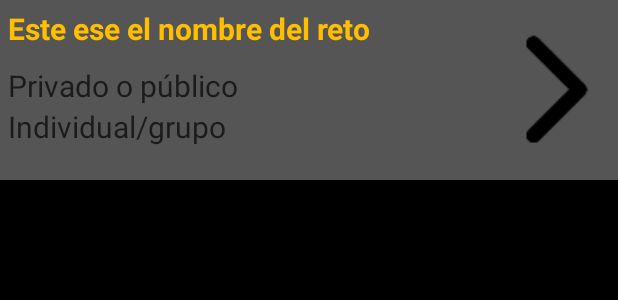
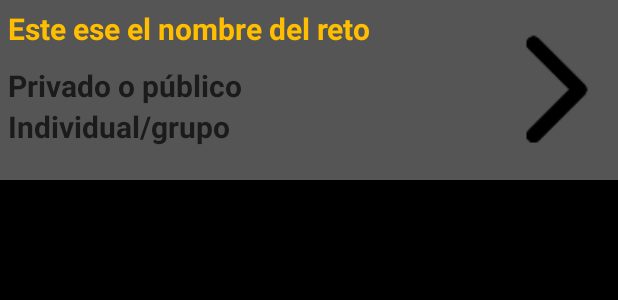
Before and after one commit to andresarangopro/appCompact, an Android app: the layout rv_choose_challenge.xml on its own in the app's theme, with its tools: preview values and no code run, on a phone screen of 412 x 824 dp. Shown: the top 300 px of the screen. Run offline under Robolectric (Android 15) with nearby library versions, the phone set to English and light mode, and no system bars.

Commit message:
Cambio a recycler choose challenge actualizando los datos observados en el recycler

```diff
--- a/app/src/main/java/com/example/felipearango/appcompact/models/RecyclerAdapterRetos.java
+++ b/app/src/main/java/com/example/felipearango/appcompact/models/RecyclerAdapterRetos.java
@@ -29,11 +29,15 @@ public class RecyclerAdapterRetos extends RecyclerView.Adapter<RecyclerAdapterRe
 
     public static class RecyclerAdapterHolder extends RecyclerView.ViewHolder {
         public TextView nombre;
+        public TextView privacidad;
+        public TextView tamaño;
         private View thisView;
 
         public RecyclerAdapterHolder(View v) {
             super(v);
             nombre = (TextView) itemView.findViewById(R.id.tvNombreReto);
+            privacidad = (TextView) itemView.findViewById(R.id.tvPrivacidad);
+            tamaño = (TextView) itemView.findViewById(R.id.tvIndividualGrupo);
             thisView = itemView;
         }
     }
@@ -55,6 +59,8 @@ public class RecyclerAdapterRetos extends RecyclerView.Adapter<RecyclerAdapterRe
     @Override
     public void onBindViewHolder(RecyclerAdapterHolder holder, final int position) {
         holder.nombre.setText(listRetos.get(position).getNombre());
+        holder.privacidad.setText(listRetos.get(position).getPrivacidad());
+        holder.tamaño.setText(listRetos.get(position).getIndividualOGrupo());
         holder.thisView.setOnClickListener(new View.OnClickListener() {
             @Override
             public void onClick(View view) {
--- a/app/src/main/res/layout/rv_choose_challenge.xml
+++ b/app/src/main/res/layout/rv_choose_challenge.xml
@@ -29,6 +29,7 @@
         <TextView
             android:id="@+id/tvPrivacidad"
             android:textColor="@color/colorAccentDark"
+            android:textStyle="bold"
             android:text="Privado o público"
             android:textSize="20sp"
             android:layout_width="match_parent"
@@ -38,6 +39,7 @@
             android:id="@+id/tvIndividualGrupo"
             android:layout_width="match_parent"
             android:layout_height="wrap_content"
+            android:textStyle="bold"
             android:layout_weight="1"
             android:text="Individual/grupo"
             android:textColor="@color/colorAccentDark"
```
